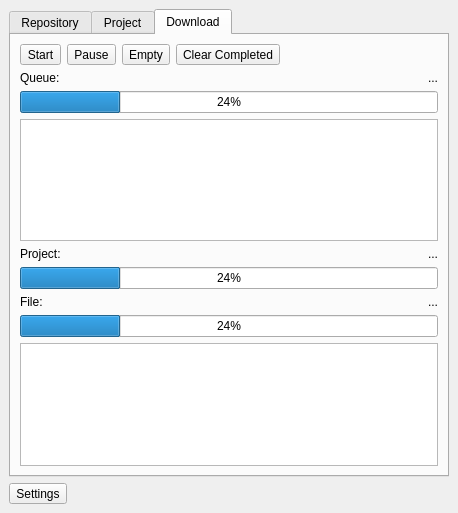
This is dockwidget.ui in Riverscapes/RiverscapesToolbar as Qt 5 draws it before an edit. The edited form follows.
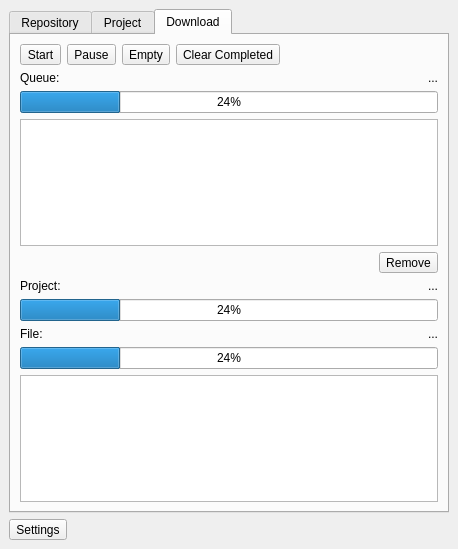
This is the edited form. The open tabs and pages were chosen to show the change.

The edit to the form file:
```diff
--- a/dockwidget.ui
+++ b/dockwidget.ui
@@ -7,13 +7,13 @@
     <x>0</x>
     <y>0</y>
     <width>458</width>
-    <height>513</height>
+    <height>549</height>
    </rect>
   </property>
   <property name="minimumSize">
    <size>
     <width>336</width>
-    <height>505</height>
+    <height>549</height>
    </size>
   </property>
   <property name="windowTitle">
@@ -229,7 +229,41 @@
          </widget>
         </item>
         <item>
-         <widget class="QListWidget" name="listWidget"/>
+         <widget class="QListWidget" name="lstProject">
+          <property name="alternatingRowColors">
+           <bool>true</bool>
+          </property>
+          <property name="selectionMode">
+           <enum>QAbstractItemView::MultiSelection</enum>
+          </property>
+          <property name="selectionBehavior">
+           <enum>QAbstractItemView::SelectRows</enum>
+          </property>
+         </widget>
+        </item>
+        <item>
+         <layout class="QHBoxLayout" name="horizontalLayout_7">
+          <item>
+           <spacer name="horizontalSpacer_4">
+            <property name="orientation">
+             <enum>Qt::Horizontal</enum>
+            </property>
+            <property name="sizeHint" stdset="0">
+             <size>
+              <width>40</width>
+              <height>20</height>
+             </size>
+            </property>
+           </spacer>
+          </item>
+          <item>
+           <widget class="QToolButton" name="btnProjectRemove">
+            <property name="text">
+             <string>Remove</string>
+            </property>
+           </widget>
+          </item>
+         </layout>
         </item>
         <item>
          <layout class="QHBoxLayout" name="horizontalLayout_4">
@@ -288,7 +322,14 @@
          </widget>
         </item>
         <item>
-         <widget class="QListWidget" name="listWidget_2"/>
+         <widget class="QListWidget" name="lstFiles">
+          <property name="alternatingRowColors">
+           <bool>true</bool>
+          </property>
+          <property name="selectionMode">
+           <enum>QAbstractItemView::NoSelection</enum>
+          </property>
+         </widget>
         </item>
        </layout>
       </widget>
```
Left out of the diff: 8 changed lines with no effect on the pictures.
